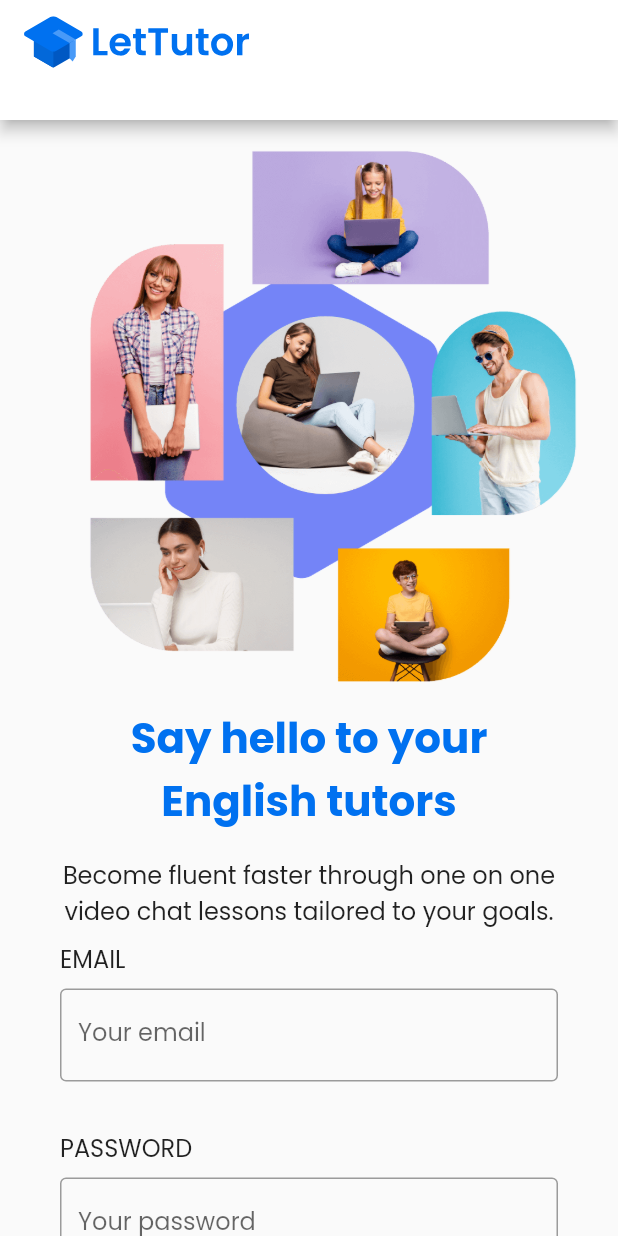
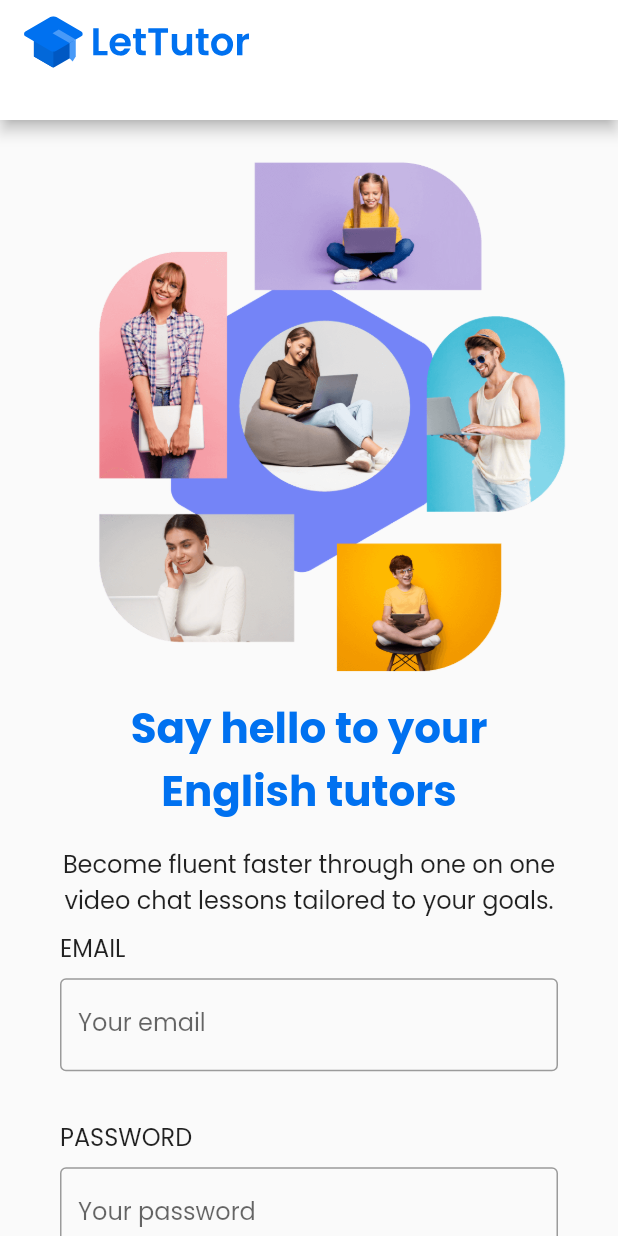
Before and after one commit to trantrunghieu0409/tutor_flutter_app, a Flutter app: the screen it shows after launch, on a phone screen of 412 x 824 dp. Run offline on Flutter 3.47's test engine with Material 2 defaults, Android fonts, the phone set to English and light mode, and no system bars; our stand-ins replace flutter_svg, google_fonts; missing offline and left inert: dart:ffi.

Commit message:
feat: update login UI

```diff
--- a/lib/features/login/presentation/pages/LoginPage.dart
+++ b/lib/features/login/presentation/pages/LoginPage.dart
@@ -16,12 +16,12 @@ class LoginPage extends StatelessWidget {
       appBar: const CommonAppBar(),
       body: SizedBox(
         child: ListView(
-          padding: const EdgeInsets.all(8.0),
+          padding: const EdgeInsets.all(16.0),
           children: <Widget>[
             Image.asset("assets/images/main_picture_login.png",
                 semanticLabel: "Main Picture", fit: BoxFit.cover),
             Padding(
-              padding: const EdgeInsets.symmetric(horizontal: 32),
+              padding: const EdgeInsets.symmetric(horizontal: 24),
               child: Column(
                 children: const [
                   TextHeader(),
--- a/lib/features/login/presentation/widgets/PrimaryButton.dart
+++ b/lib/features/login/presentation/widgets/PrimaryButton.dart
@@ -1,6 +1,4 @@
 import 'package:flutter/material.dart';
-import 'package:flutter/src/widgets/framework.dart';
-import 'package:flutter/src/widgets/placeholder.dart';
 
 class PrimaryButton extends StatelessWidget {
   const PrimaryButton({super.key, required this.text});
```
Also changed, not shown: lib/features/login/presentation/widgets/RowIcons.dart (+16 -10 lines), assets/images/mobile_logo.svg.
